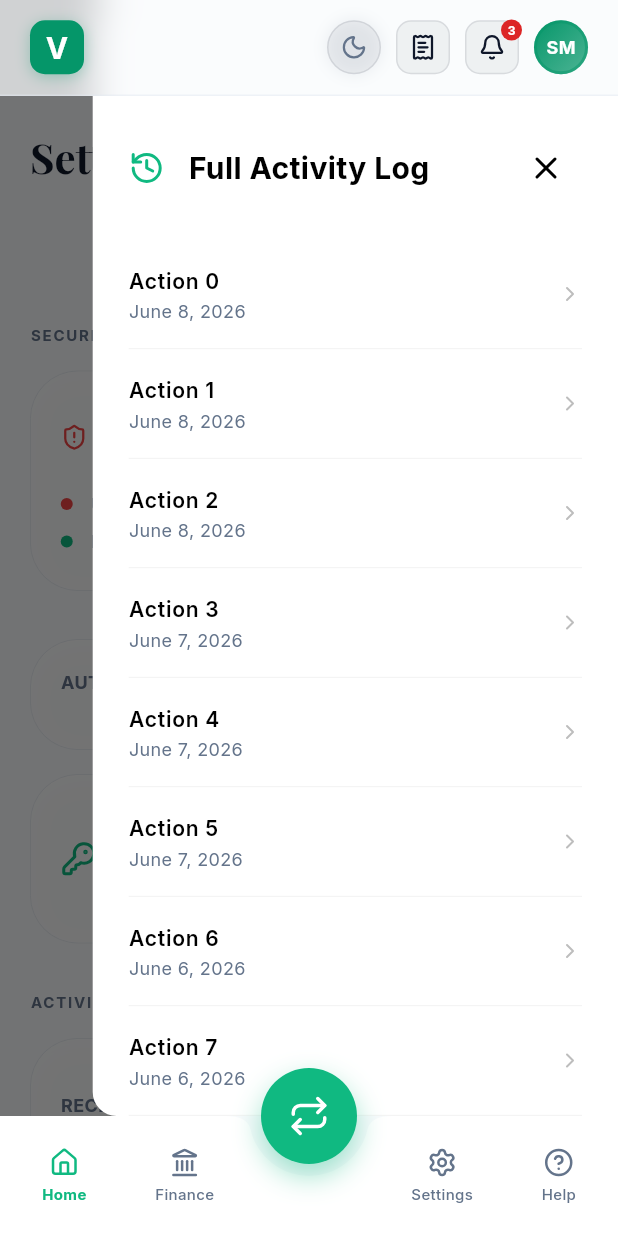
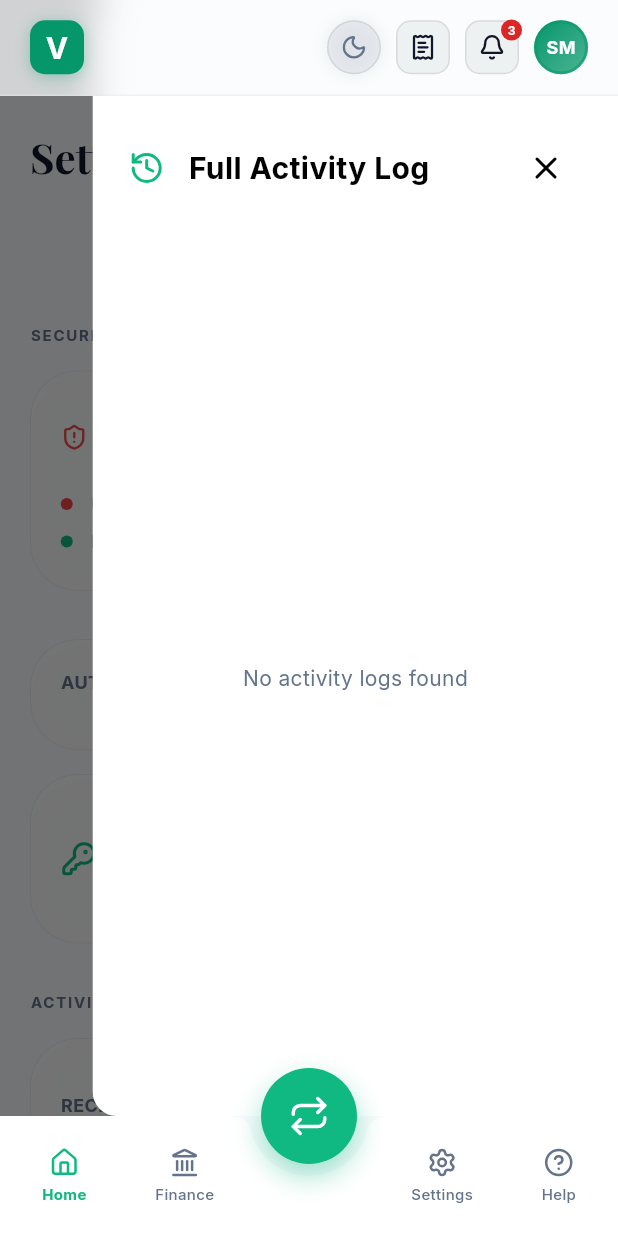
Before and after one commit to nadiaperestp83-eng/Bank-vault-mobile, a Flutter app: the SettingsScreen screen opened by its route, with the side drawer open, on a phone screen of 412 x 824 dp. Run offline on Flutter 3.47's test engine with Material 3 defaults, Android fonts, the phone set to English and light mode, and no system bars; drawn by our look-alikes of flutter_animate; our stand-ins replace equatable, fl_chart, flutter_bloc, flutter_dotenv, flutter_riverpod, flutter_svg and 7 more; missing offline and left inert: flutter_stripe; accounts and stored records are empty.

Commit message:
fix full activity logs

```diff
--- /dev/null
+++ b/lib/src/features/settings/data/activity_repository.dart
@@ -0,0 +1,59 @@
+import 'package:flutter_riverpod/flutter_riverpod.dart';
+import 'package:supabase_flutter/supabase_flutter.dart';
+import 'package:vault_os/src/models/activity_log_model.dart';
+import 'package:vault_os/src/services/supabase_service.dart';
+import 'package:vault_os/src/features/settings/providers.dart';
+
+class ActivityRepository {
+  final SupabaseClient _supabase;
+
+  ActivityRepository(this._supabase);
+
+  Future<List<ActivityLog>> getRecentLogs(String userId) async {
+    final response = await _supabase
+        .from('activity_logs')
+        .select()
+        .eq('user_id', userId)
+        .order('created_at', ascending: false)
+        .limit(5);
+
+    return (response as List).map((json) => ActivityLog.fromJson(json)).toList();
+  }
+
+  Future<List<ActivityLog>> getFullLogs(String userId) async {
+    final response = await _supabase
+        .from('activity_logs')
+        .select()
+        .eq('user_id', userId)
+        .order('created_at', ascending: false);
+
+    return (response as List).map((json) => ActivityLog.fromJson(json)).toList();
+  }
+}
+
+final activityRepositoryProvider = Provider<ActivityRepository>((ref) {
+  return ActivityRepository(SupabaseService.client);
+});
+
+final recentLogsProvider = FutureProvider<List<ActivityLog>>((ref) async {
+  final repository = ref.watch(activityRepositoryProvider);
+  final authService = ref.watch(authServiceProvider);
+  final userId = authService.currentUser?.id;
+
+  if (userId == null) return [];
+
+  final logs = await repository.getRecentLogs(userId);
+  // User asked for limit 4 in the main screen, but repository fetches 5.
+  // We'll take first 4 as requested in UI implementation.
+  return logs.take(4).toList();
+});
+
+final fullLogsProvider = FutureProvider<List<ActivityLog>>((ref) async {
+  final repository = ref.watch(activityRepositoryProvider);
+  final authService = ref.watch(authServiceProvider);
+  final userId = authService.currentUser?.id;
+
+  if (userId == null) return [];
+
+  return repository.getFullLogs(userId);
+});
--- a/lib/src/features/settings/presentation/widgets/activity_log_section.dart
+++ b/lib/src/features/settings/presentation/widgets/activity_log_section.dart
@@ -1,12 +1,15 @@
 import 'package:flutter/material.dart';
 import 'package:flutter_riverpod/flutter_riverpod.dart';
 import 'package:lucide_icons_flutter/lucide_icons.dart';
+import 'package:intl/intl.dart';
 import 'package:vault_os/src/constants/app_colors.dart';
 import 'package:vault_os/src/constants/app_sizes.dart';
 import 'package:vault_os/src/common_widgets/glass_card.dart';
 import 'package:vault_os/src/features/settings/providers.dart';
+import 'package:vault_os/src/features/settings/data/activity_repository.dart';
 import 'package:vault_os/src/models/preferences_model.dart';
 import 'package:vault_os/src/models/profile_model.dart';
+import 'package:vault_os/src/models/activity_log_model.dart';
 
 class ActivityLogSection extends ConsumerWidget {
   const ActivityLogSection({super.key});
@@ -15,6 +18,7 @@ class ActivityLogSection extends ConsumerWidget {
   Widget build(BuildContext context, WidgetRef ref) {
     final preferencesAsync = ref.watch(preferencesStreamProvider);
     final profileAsync = ref.watch(profileStreamProvider);
+    final recentLogsAsync = ref.watch(recentLogsProvider);
     final isDark = Theme.of(context).brightness == Brightness.dark;
     final theme = Theme.of(context);
 
@@ -30,7 +34,7 @@ class ActivityLogSection extends ConsumerWidget {
               ),
         ),
         const SizedBox(height: AppSizes.p16),
-        _buildRecentLogs(context),
+        _buildRecentLogs(context, recentLogsAsync),
         const SizedBox(height: AppSizes.p16),
         preferencesAsync.when(
           data: (prefs) => prefs != null
@@ -43,7 +47,7 @@ class ActivityLogSection extends ConsumerWidget {
     );
   }
 
-  Widget _buildRecentLogs(BuildContext context) {
+  Widget _buildRecentLogs(BuildContext context, AsyncValue<List<ActivityLog>> logsAsync) {
     return GlassCard(
       child: Column(
         crossAxisAlignment: CrossAxisAlignment.start,
@@ -62,17 +66,39 @@ class ActivityLogSection extends ConsumerWidget {
             ],
           ),
           const SizedBox(height: AppSizes.p8),
-          _buildLogItem(context, 'Login', 'Today, 10:45 AM'),
-          _buildLogItem(context, 'Profile Update', 'Today, 09:12 AM'),
-          _buildLogItem(context, 'Transfer to @sam', 'Yesterday, 04:30 PM'),
-          _buildLogItem(context, 'Security PIN Change', 'June 5, 11:20 AM'),
+          logsAsync.when(
+            data: (logs) {
+              if (logs.isEmpty) {
+                return const Padding(
+                  padding: EdgeInsets.symmetric(vertical: AppSizes.p16),
+                  child: Center(
+                    child: Text(
+                      'No recent activity',
+                      style: TextStyle(fontSize: 12, color: Colors.grey),
+                    ),
+                  ),
+                );
+              }
+              return Column(
+                children: logs.map((log) => _buildLogItem(context, log)).toList(),
+              );
+            },
+            loading: () => const Center(child: Padding(
+              padding: EdgeInsets.all(AppSizes.p16),
+              child: CircularProgressIndicator(strokeWidth: 2),
+            )),
+            error: (err, stack) => Center(
+              child: Text('Error loading activity', style: TextStyle(fontSize: 12, color: AppColors.error)),
+            ),
+          ),
         ],
       ),
     );
   }
 
-  Widget _buildLogItem(BuildContext context, String action, String timestamp) {
+  Widget _buildLogItem(BuildContext context, ActivityLog log) {
     final isDark = Theme.of(context).brightness == Brightness.dark;
+    final timestamp = DateFormat('MMM dd, yyyy HH:mm').format(log.createdAt);
 
     return Padding(
       padding: const EdgeInsets.symmetric(vertical: AppSizes.p8),
@@ -82,7 +108,7 @@ class ActivityLogSection extends ConsumerWidget {
           const SizedBox(width: AppSizes.p12),
           Expanded(
             child: Text(
-              action,
+              log.actionType,
               style: const TextStyle(fontSize: 12, fontWeight: FontWeight.w500),
             ),
           ),
@@ -191,12 +217,13 @@ class ActivityLogSection extends ConsumerWidget {
   }
 }
 
-class ActivityLogDrawer extends StatelessWidget {
+class ActivityLogDrawer extends ConsumerWidget {
   const ActivityLogDrawer({super.key});
 
   @override
-  Widget build(BuildContext context) {
+  Widget build(BuildContext context, WidgetRef ref) {
     final isDark = Theme.of(context).brightness == Brightness.dark;
+    final fullLogsAsync = ref.watch(fullLogsProvider);
 
     return Drawer(
       width: MediaQuery.of(context).size.width * 0.85,
@@ -228,15 +255,25 @@ class ActivityLogDrawer extends StatelessWidget {
               ),
             ),
             Expanded(
-              child: ListView.separated(
+              child: fullLogsAsync.when(
+                data: (logs) {
+                  if (logs.isEmpty) {
+                    return const Center(
+                      child: Text('No activity logs found'),
+                    );
+                  }
+                  return ListView.separated(
                     padding: const EdgeInsets.symmetric(horizontal: AppSizes.p24),
-                itemCount: 20,
+                    itemCount: logs.length,
                     separatorBuilder: (_, _) => Divider(height: 1, color: isDark ? Colors.white10 : Colors.grey.shade200),
                     itemBuilder: (context, index) {
+                      final log = logs[index];
+                      final timestamp = DateFormat('MMM dd, yyyy HH:mm').format(log.createdAt);
+
                       return ListTile(
                         contentPadding: EdgeInsets.zero,
                         title: Text(
-                      'Action $index',
+                          log.actionType,
                           style: TextStyle(
                             fontSize: 14,
                             fontWeight: FontWeight.w600,
@@ -244,7 +281,7 @@ class ActivityLogDrawer extends StatelessWidget {
                           ),
                         ),
                         subtitle: Text(
-                      'June ${8 - (index ~/ 3)}, 2026',
+                          timestamp,
                           style: TextStyle(
                             fontSize: 12,
                             color: isDark ? AppColors.textSecondaryDark : AppColors.textSecondaryLight,
@@ -257,6 +294,19 @@ class ActivityLogDrawer extends StatelessWidget {
                         ),
                       );
                     },
+                  );
+                },
+                loading: () => const Center(child: CircularProgressIndicator()),
+                error: (err, stack) => Center(
+                  child: Padding(
+                    padding: const EdgeInsets.all(AppSizes.p24),
+                    child: Text(
+                      'Error loading full logs: $err',
+                      textAlign: TextAlign.center,
+                      style: const TextStyle(color: AppColors.error),
+                    ),
+                  ),
+                ),
               ),
             ),
           ],
--- /dev/null
+++ b/lib/src/models/activity_log_model.dart
@@ -0,0 +1,66 @@
+import 'package:equatable/equatable.dart';
+
+class ActivityLog extends Equatable {
+  final String id;
+  final String? userId;
+  final String actionType;
+  final String? ipAddress;
+  final String? deviceInfo;
+  final String? location;
+  final bool isSuspicious;
+  final DateTime createdAt;
+  final String? nationality;
+
+  const ActivityLog({
+    required this.id,
+    this.userId,
+    required this.actionType,
+    this.ipAddress,
+    this.deviceInfo,
+    this.location,
+    this.isSuspicious = false,
+    required this.createdAt,
+    this.nationality,
+  });
+
+  factory ActivityLog.fromJson(Map<String, dynamic> json) {
+    return ActivityLog(
+      id: json['id'] as String,
+      userId: json['user_id'] as String?,
+      actionType: json['action_type'] as String,
+      ipAddress: json['ip_address'] as String?,
+      deviceInfo: json['device_info'] as String?,
+      location: json['location'] as String?,
+      isSuspicious: json['is_suspicious'] as bool? ?? false,
+      createdAt: DateTime.parse(json['created_at'] as String),
+      nationality: json['nationality'] as String?,
+    );
+  }
+
+  Map<String, dynamic> toJson() {
+    return {
+      'id': id,
+      'user_id': userId,
+      'action_type': actionType,
+      'ip_address': ipAddress,
+      'device_info': deviceInfo,
+      'location': location,
+      'is_suspicious': isSuspicious,
+      'created_at': createdAt.toIso8601String(),
+      'nationality': nationality,
+    };
+  }
+
+  @override
+  List<Object?> get props => [
+        id,
+        userId,
+        actionType,
+        ipAddress,
+        deviceInfo,
+        location,
+        isSuspicious,
+        createdAt,
+        nationality,
+      ];
+}
```
Also changed, not shown: pubspec.lock. Lines whose indentation alone changed are shown as unchanged.
